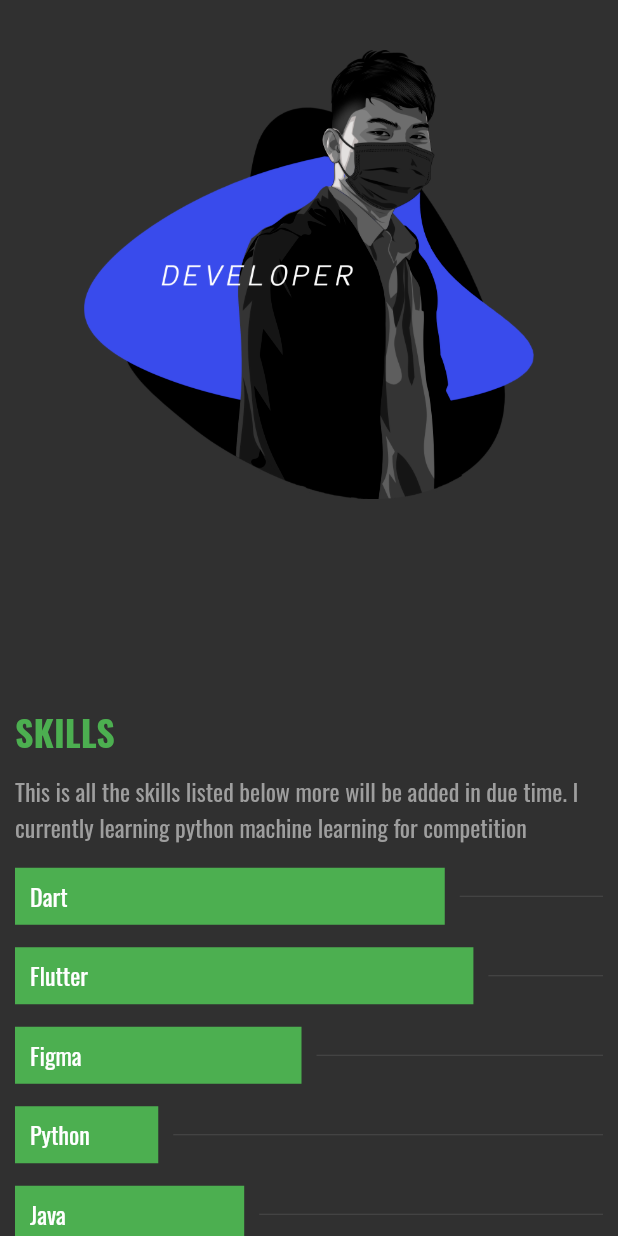
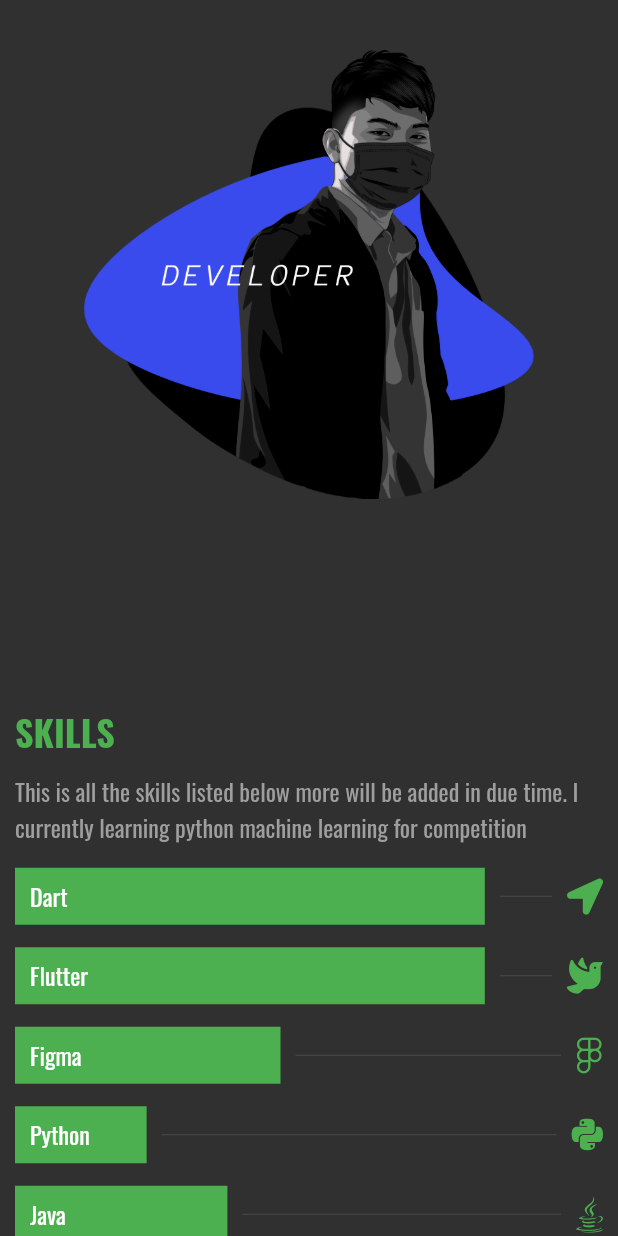
Before and after one commit to karlreginaldo/portfolio, a Flutter app: the screen it shows after launch, scrolled down 1152 dp, on a phone screen of 412 x 824 dp. Run offline on Flutter 3.47's test engine with Material 2 defaults, Android fonts, the phone set to English and light mode, and no system bars; our stand-ins replace carousel_slider, font_awesome_flutter, google_fonts, responsive_builder.

Commit message:
feat:skillsicon

```diff
--- a/lib/components/skills.dart
+++ b/lib/components/skills.dart
@@ -1,4 +1,5 @@
 import 'package:flutter/material.dart';
+import 'package:font_awesome_flutter/font_awesome_flutter.dart';
 import 'package:google_fonts/google_fonts.dart';
 import '../model/skill.dart';
 
@@ -62,13 +63,13 @@
                               flex: 100 - skill.percentage,
                               child: Divider(),
                             ),
-                            // SizedBox(
-                            //   width: 10.0,
-                            // ),
-                            // Text(
-                            //   "${skill.percentage}%",
-                            //   style: GoogleFonts.oswald(fontSize: 16),
-                            // )
+                            SizedBox(
+                              width: 10.0,
+                            ),
+                            FaIcon(
+                              skill.iconData,
+                              color: Colors.green,
+                            )
                           ],
                         ),
                       )
@@ -97,11 +98,10 @@
                               flex: 100 - skill.percentage,
                               child: Divider(),
                             ),
-                            // SizedBox(
-                            //   width: 10.0,
-                            // ),
-                            // Text("${skill.percentage}%",
-                            //     style: GoogleFonts.oswald(fontSize: 16))
+                            SizedBox(
+                              width: 10.0,
+                            ),
+                            FaIcon(skill.iconData, color: Colors.green)
                           ],
                         ),
                       ),
--- a/lib/model/skill.dart
+++ b/lib/model/skill.dart
@@ -1,39 +1,29 @@
 import 'package:flutter/material.dart';
+import 'package:font_awesome_flutter/font_awesome_flutter.dart';
 
 class Skill {
   final String skill;
+  final IconData iconData;
   final int percentage;
   final bool isSpecial;
   Skill(
       {@required this.skill,
+      @required this.iconData,
       @required this.percentage,
       this.isSpecial = false});
 }
 
 List<Skill> skills = [
   Skill(
-    skill: "Dart",
-    percentage: 75,
-  ),
-  Skill(
-    skill: "Flutter",
-    percentage: 80,
-  ),
-  Skill(
-    skill: "Figma",
-    percentage: 50,
-  ),
-  Skill(
-    skill: "Python",
-    percentage: 25,
-  ),
-  Skill(
-    skill: "Java",
-    percentage: 40,
-  ),
+      skill: "Dart", iconData: FontAwesomeIcons.locationArrow, percentage: 90),
+  Skill(skill: "Flutter", iconData: FontAwesomeIcons.dove, percentage: 90),
+  Skill(skill: "Figma", iconData: FontAwesomeIcons.figma, percentage: 50),
+  Skill(skill: "Python", iconData: FontAwesomeIcons.python, percentage: 25),
+  Skill(skill: "Java", iconData: FontAwesomeIcons.java, percentage: 40),
   Skill(
     skill: "Clean Architecture (Flutter & Dart)",
-    percentage: 90,
+    iconData: FontAwesomeIcons.cuttlefish,
+    percentage: 100,
     isSpecial: true,
   ),
 ];
```
